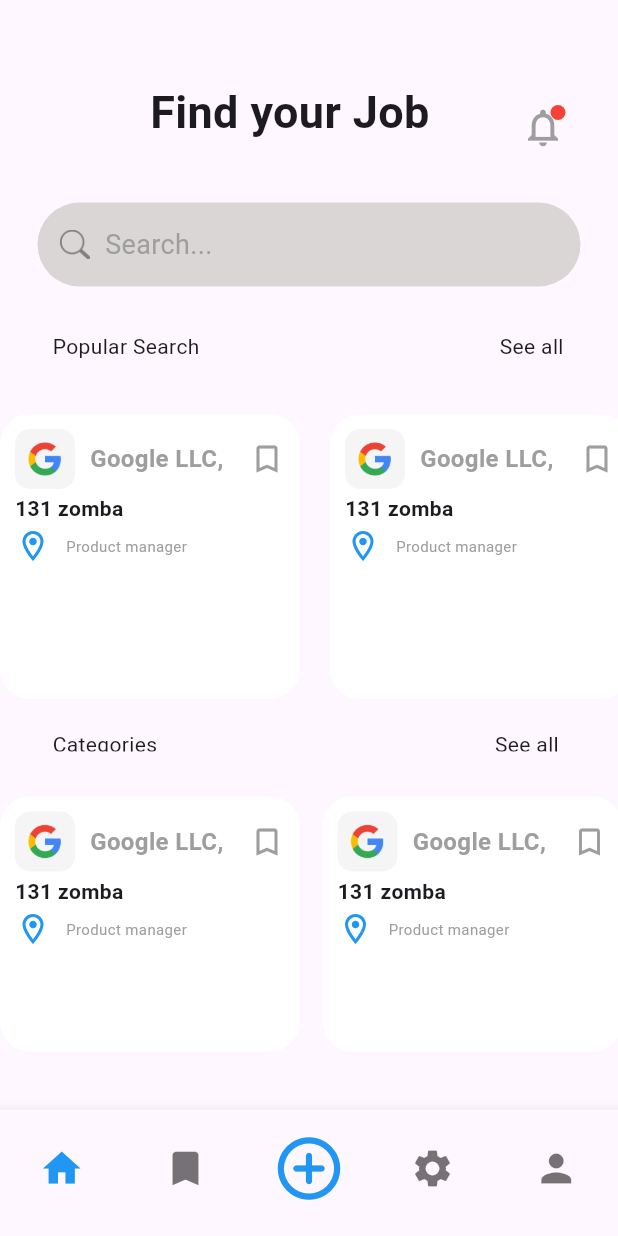
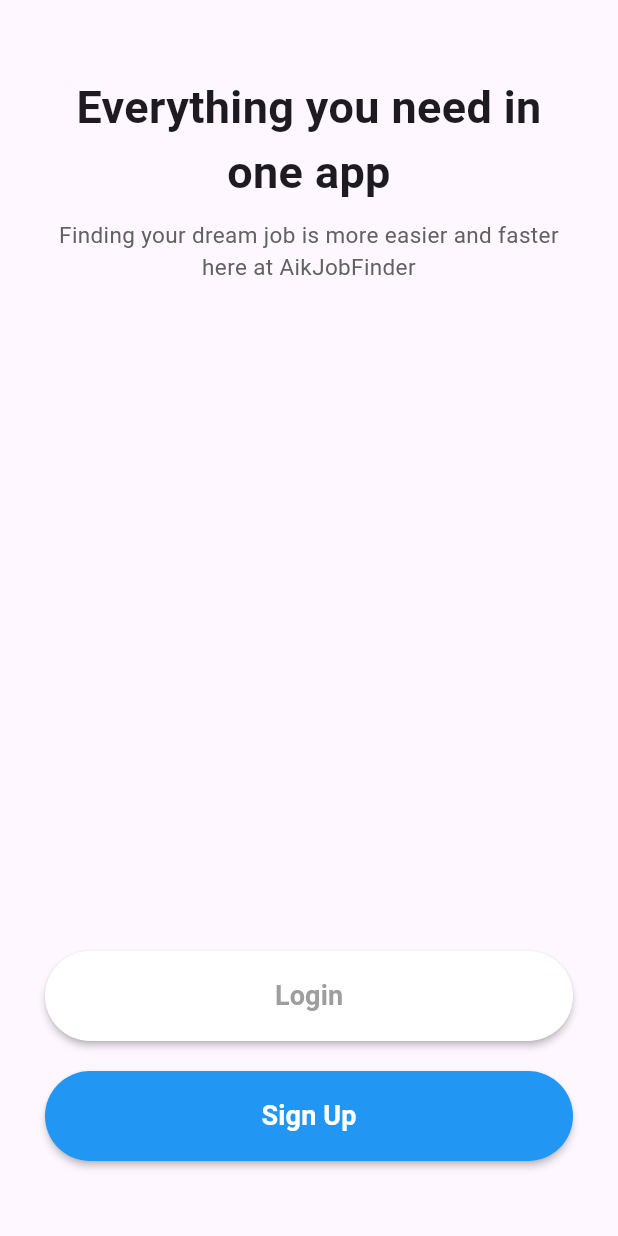
Before and after one commit to bed-com-43-19/Job_finder_app, a Flutter app: the screen it shows after launch, on a phone screen of 412 x 824 dp. Run offline on Flutter 3.47's test engine with Material 3 defaults, Android fonts, the phone set to English and light mode, and no system bars.

Commit message:
i have implemented the login and signUp pages

```diff
--- a/lib/main.dart
+++ b/lib/main.dart
@@ -1,5 +1,6 @@
 import 'package:flutter/material.dart';
 import 'package:job_search_app/screens/home/Home.dart';
+import 'package:job_search_app/screens/login/login.dart';
 
 void main() {
   runApp(const MyApp());
@@ -17,7 +18,7 @@ class MyApp extends StatelessWidget {
       theme: ThemeData(
         primaryColor: Colors.white
       ),
-      home: const HomePage(),
+      home: const Login(),
     );
   }
 }
--- a/lib/models/job.dart
+++ b/lib/models/job.dart
@@ -65,24 +65,6 @@ class Job {
           'GGKNERWNGKERGERWG',
         ],
         ),
-        Job(
-        'Google LLC,',
-        'assets/images/google_logo.png',
-        false,
-        'Product manager',
-        '131 zomba',
-        'JDHEJ',
-        [
-          'Project Manager is someone ',
-          'GGKNERWNGKERGERWG',
-          'Project Manager is someone ',
-          'GGKNERWNGKERGERWG',
-          'Project Manager is someone ',
-          'GGKNERWNGKERGERWG',
-          'Project Manager is someone ',
-          'GGKNERWNGKERGERWG',
-        ],
-        ),
     ];
   }
 }
--- a/lib/screens/home/Widgets/job_list.dart
+++ b/lib/screens/home/Widgets/job_list.dart
@@ -27,9 +27,7 @@ class JobList extends StatelessWidget {
                     builder: (context) => JobDetail(jobList[index]));
               },
               child: JobItem(jobList[index])),
-          separatorBuilder: (_, index) => SizedBox(
-                width: 20,
-              ),
+          separatorBuilder: (_, index) => SizedBox(width: 20),
           itemCount: jobList.length),
     );
   }
--- /dev/null
+++ b/lib/screens/login/login.dart
@@ -0,0 +1,111 @@
+// ignore_for_file: avoid_unnecessary_containers, prefer_const_constructors, prefer_const_literals_to_create_immutables
+
+import 'package:flutter/material.dart';
+import 'package:job_search_app/screens/login/login_page.dart';
+import 'package:job_search_app/screens/login/signup_page.dart';
+
+class Login extends StatelessWidget {
+  const Login({super.key});
+
+  @override
+  Widget build(BuildContext context) {
+    return Scaffold(
+      body: SafeArea(
+          child: Container(
+        width: double.infinity,
+        height: MediaQuery.of(context).size.height,
+        padding: EdgeInsets.symmetric(horizontal: 30, vertical: 50),
+        child: Column(
+          // space distribution
+          mainAxisAlignment: MainAxisAlignment.spaceBetween,
+          crossAxisAlignment: CrossAxisAlignment.center,
+          children: <Widget>[
+            Column(
+              children: <Widget>[
+                Text(
+                  'Everything you need in one app',
+                  textAlign: TextAlign.center,
+                  style: TextStyle(
+                    fontWeight: FontWeight.bold,
+                    fontSize: 30,
+                  ),
+                ),
+                SizedBox(
+                  height: 10,
+                ),
+                Text(
+                  'Finding your dream job is more easier and faster here at AikJobFinder',
+                  textAlign: TextAlign.center,
+                  style: TextStyle(
+                    color: Colors.grey[700],
+                    fontSize: 15,
+                  ),
+                ),
+              ],
+            ),
+            // Container(
+            //   height: MediaQuery.of(context).size.height / 3,
+            //   decoration:
+            //       BoxDecoration(image: DecorationImage(image: AssetImage(''))),
+            // ),
+            Column(
+              children: <Widget>[
+                // the login button
+                MaterialButton(
+                  minWidth: double.infinity,
+                  height: 60,
+                  onPressed: () {
+                    Navigator.push(
+                      context,
+                      MaterialPageRoute(
+                        builder: (context) => LoginPage(),
+                      ),
+                    );
+                  },
+                  color: Colors.white,
+                  shape: RoundedRectangleBorder(
+                      borderRadius: BorderRadius.circular(50)
+                    ),
+                    child: Text(
+                      'Login',
+                      style: TextStyle(
+                        color: Colors.grey,
+                        fontWeight: FontWeight.w600,
+                        fontSize: 18,
+                      ),
+                    ),
+                ),
+                // creating the signup button
+                SizedBox(
+                  height: 20,
+                ),
+                MaterialButton(
+                    minWidth: double.infinity,
+                    height: 60,
+                    onPressed: () {
+                      Navigator.push(
+                          context,
+                          MaterialPageRoute(
+                              builder: (context) => SignUpPage()));
+                    },
+                    color: Colors.blue,
+                    shape: RoundedRectangleBorder(
+                      borderRadius: BorderRadius.circular(50)
+                    ),
+                    child: Text(
+                      'Sign Up',
+                      style: TextStyle(
+                        color: Colors.white,
+                        fontWeight: FontWeight.w600,
+                        fontSize: 18,
+                      ),
+                    ),
+                ),
+              ],
+            ),
+          ],
+        ),
+      )),
+    );
+  }
+}
--- a/lib/screens/search/Widgets/search_list.dart
+++ b/lib/screens/search/Widgets/search_list.dart
@@ -12,7 +12,7 @@ class SearchList extends StatelessWidget {
   Widget build(BuildContext context) {
     return Container(
       margin: EdgeInsets.only(
-        top: 25,
+        top: 30,
       ),
       child: ListView.separated(
         padding: EdgeInsets.only(
@@ -22,9 +22,9 @@ class SearchList extends StatelessWidget {
         ),
         itemBuilder: (context, index) => JobItem(
           jobList[index],
-          showTime: false,
+          showTime: true,
         ),
-        separatorBuilder: (_, index) => SizedBox(height: 20),
+        separatorBuilder: (_, index) => SizedBox(height: 25),
         itemCount: jobList.length),
     );
   }
--- a/lib/screens/search/Widgets/search_option.dart
+++ b/lib/screens/search/Widgets/search_option.dart
@@ -50,8 +50,8 @@ class _SearchOptionState extends State<SearchOption> {
                         fontSize: 12,
                         color: optionMap[keys[index]] != null &&
                             optionMap[keys[index]] == true
-                       ?  Colors.white
-                       :  Colors.black,
+                        ?  Colors.white
+                        :  Colors.black,
                       ),
                     ),
                     if(optionMap[keys[index]] != null &&
@@ -71,7 +71,7 @@ class _SearchOptionState extends State<SearchOption> {
                   ),
                 ),
               ),
-          separatorBuilder: (_, index) => SizedBox(width: 19),
+          separatorBuilder: (_, index) => SizedBox(width: 10),
           itemCount: optionMap.length),
     );
   }
--- a/lib/screens/search/search.dart
+++ b/lib/screens/search/search.dart
@@ -24,7 +24,7 @@ class SearchPage extends StatelessWidget {
               SearchAppBar(),
               SearchInput(),
               SearchOption(),
-              SearchList(),
+              Expanded(child: SearchList()),
             ],
           ),
         ],
```
Also changed, not shown: lib/screens/home/Widgets/tag_list.dart (+4 -4 lines), lib/screens/login/login_page.dart (added, +153 -0 lines), lib/screens/login/signup_page.dart (added, +147 -0 lines), assets/images/facebook-logo.png (added).
